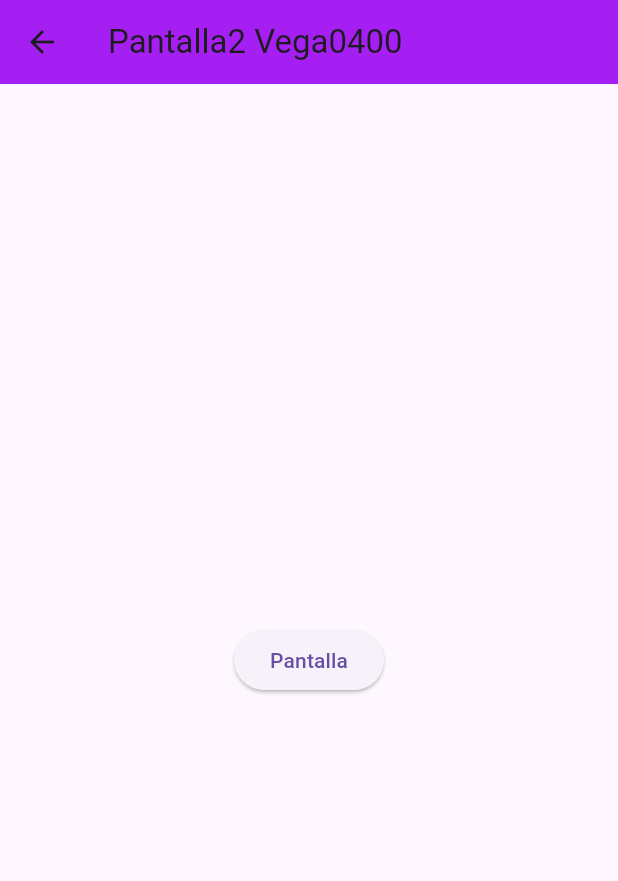
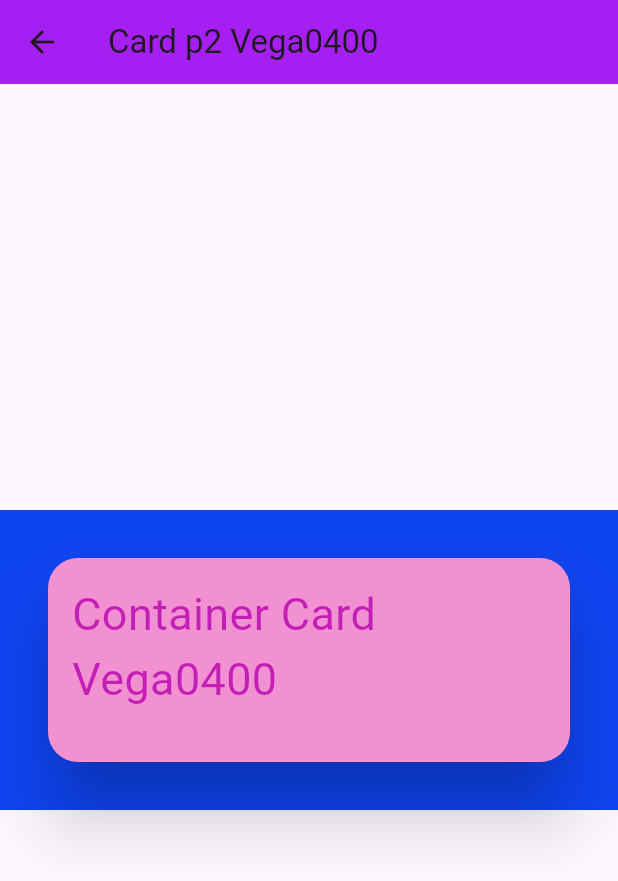
Before and after one commit to VegaTapiaGemaKarina/p15-RutasV2-0400, a Flutter app: the Pantalla2_0400 screen opened by its route, on a phone screen of 412 x 824 dp. Shown: the top 881 px of the screen. Run offline on Flutter 3.47's test engine with Material 3 defaults, Android fonts, the phone set to English and light mode, and no system bars.

```diff
--- a/lib/pantalla2_0400.dart
+++ b/lib/pantalla2_0400.dart
@@ -8,18 +8,28 @@ class Pantalla2_0400 extends StatelessWidget {
   Widget build(BuildContext context) {
     return Scaffold(
       appBar: AppBar(
-        title: Text("Pantalla2 Vega0400"),
+        title: Text("Card p2 Vega0400"),
         backgroundColor: Color(0xffa51ff2),
       ),
       body: Center(
-        child: Column(
-          mainAxisAlignment: MainAxisAlignment.center,
-          children: [
-            ElevatedButton(
-              onPressed: () {}, //si presiona boton
-              child: Text("Pantalla"),
-            )
-          ],
+        child: Container(
+          width: double.infinity,
+          height: 200,
+          color: Color(0xff0f44f1),
+          child: Card(
+            elevation: 20,
+            shape:
+                RoundedRectangleBorder(borderRadius: BorderRadius.circular(20)),
+            color: Color(0xfff291d2),
+            margin: EdgeInsets.all(32),
+            child: Padding(
+              padding: EdgeInsets.all(16),
+              child: Text(
+                "Container Card Vega0400",
+                style: TextStyle(fontSize: 30, color: Color(0xffc31eb5)),
+              ),
+            ),
+          ),
         ),
       ),
     );
--- a/lib/pantallainicial_0400.dart
+++ b/lib/pantallainicial_0400.dart
@@ -9,7 +9,7 @@ class PantallaInicial_0400 extends StatelessWidget {
   Widget build(BuildContext context) {
     return Scaffold(
       appBar: AppBar(
-        title: Text("Pantalla Inicial Vega0400"),
+        title: Text("Card container Vega0400"),
         backgroundColor: Color(0xffdb359b),
       ),
       body: Center(
```
Also changed, not shown: lib/pantalla1_0400.dart (+15 -7 lines).
